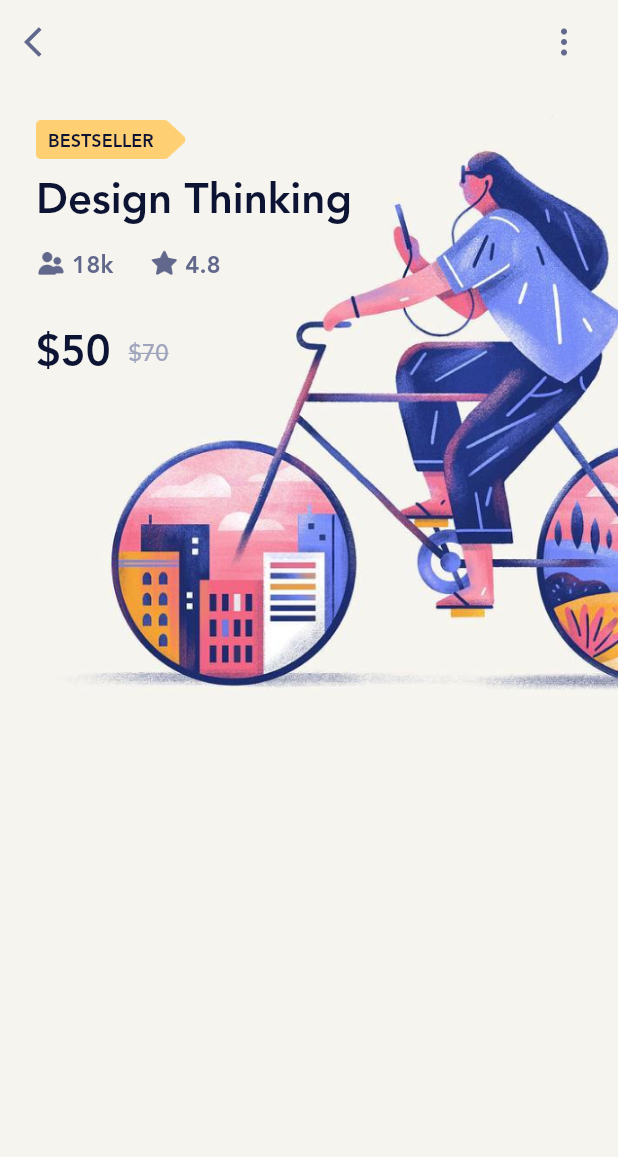
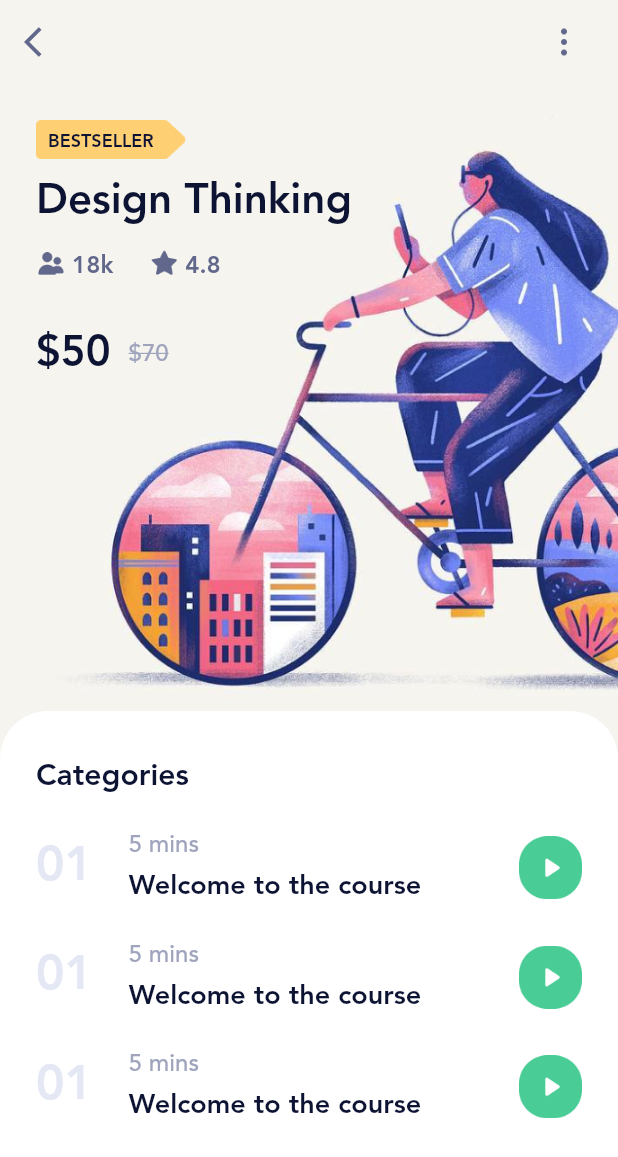
Before and after one commit to joshuadeguzman/techph_course_app, a Flutter app: the screen it shows after launch, on a phone screen of 412 x 824 dp. Shown: the top 1157 px of the screen. Run offline on Flutter 3.47's test engine with Material 2 defaults, Android fonts, the phone set to English and light mode, and no system bars.

Commit message:
Add list of categories

```diff
--- a/lib/screens/detail/detail_screen.dart
+++ b/lib/screens/detail/detail_screen.dart
@@ -1,4 +1,6 @@
 import 'package:flutter/material.dart';
+import 'package:simple_course_app/screens/detail/widgets/course_content.dart';
+import 'package:simple_course_app/screens/home/widgets/course_category.dart';
 
 class DetailScreen extends StatelessWidget {
   @override
@@ -37,9 +39,9 @@ class DetailScreen extends StatelessWidget {
         ],
       ),
       body: Center(
-        child: Column(
-          children: [
-            Stack(
+        child: Container(
+          height: size.height,
+          child: Stack(
             children: [
               Container(
                 height: size.height * 0.60,
@@ -168,8 +170,7 @@ class DetailScreen extends StatelessWidget {
                               style: TextStyle(
                                   color: Color(0xFFA0A5BD),
                                   fontSize: 16,
-                                  decoration: TextDecoration.lineThrough
-                                ),
+                                  decoration: TextDecoration.lineThrough),
                             ),
                           ),
                         ],
@@ -178,9 +179,50 @@ class DetailScreen extends StatelessWidget {
                   ],
                 ),
               ),
+              Align(
+                alignment: Alignment.bottomCenter,
+                child: Container(
+                  height: 350,
+                  width: size.width,
+                  decoration: BoxDecoration(
+                    color: Colors.white,
+                    borderRadius: BorderRadius.only(
+                      topLeft: Radius.circular(32),
+                      topRight: Radius.circular(32),
+                    ),
+                  ),
+                  child: Column(
+                    crossAxisAlignment: CrossAxisAlignment.start,
+                    children: <Widget>[
+                      Padding(
+                        padding: const EdgeInsets.only(
+                          top: 32,
+                          left: 24,
+                        ),
+                        child: Text(
+                          "Categories",
+                          style: TextStyle(
+                            fontSize: 20,
+                            fontWeight: FontWeight.bold,
+                            color: Color(0xFF0D1333),
+                          ),
+                        ),
+                      ),
+                      Expanded(
+                        child: ListView(
+                          children: <Widget>[
+                            CourseContent(),
+                            CourseContent(),
+                            CourseContent(),
                           ],
                         ),
+                      ),
                     ],
+                  ),
+                ),
+              ),
+            ],
+          ),
         ),
       ),
     );
--- /dev/null
+++ b/lib/screens/detail/widgets/course_content.dart
@@ -0,0 +1,80 @@
+import 'package:flutter/material.dart';
+
+class CourseContent extends StatelessWidget {
+  final String imagePath;
+  final String title;
+  final int numberOfCourses;
+
+  const CourseContent({
+    Key key,
+    this.imagePath,
+    this.title,
+    this.numberOfCourses,
+  }) : super(key: key);
+
+  @override
+  Widget build(BuildContext context) {
+    return Container(
+      padding: const EdgeInsets.only(
+        top: 24,
+      ),
+      child: Row(
+        mainAxisAlignment: MainAxisAlignment.spaceBetween,
+        children: <Widget>[
+          Padding(
+            padding: const EdgeInsets.only(
+              left: 24,
+            ),
+            child: Text(
+              "01",
+              style: TextStyle(
+                fontSize: 32,
+                fontWeight: FontWeight.bold,
+                color: Color(0xFFE4E7F4),
+              ),
+            ),
+          ),
+          Expanded(
+            flex: 2,
+            child: Padding(
+              padding: const EdgeInsets.only(left: 24),
+              child: Column(
+                crossAxisAlignment: CrossAxisAlignment.start,
+                children: <Widget>[
+                  Text(
+                    "5 mins",
+                    style: TextStyle(
+                      fontSize: 16,
+                      color: Color(0xFFA0A5BD),
+                    ),
+                  ),
+                  Padding(
+                    padding: const EdgeInsets.only(top: 8),
+                    child: Text(
+                      "Welcome to the course",
+                      style: TextStyle(
+                        fontSize: 18,
+                        color: Color(0xFF0D1333),
+                        fontWeight: FontWeight.w600,
+                      ),
+                    ),
+                  ),
+                ],
+              ),
+            ),
+          ),
+          Padding(
+            padding: const EdgeInsets.only(
+              right: 24,
+            ),
+            child: SizedBox(
+              height: 42,
+              width: 42,
+              child: Image.asset("assets/images/play_active.png"),
+            ),
+          ),
+        ],
+      ),
+    );
+  }
+}
```
Lines whose indentation alone changed are shown as unchanged.
